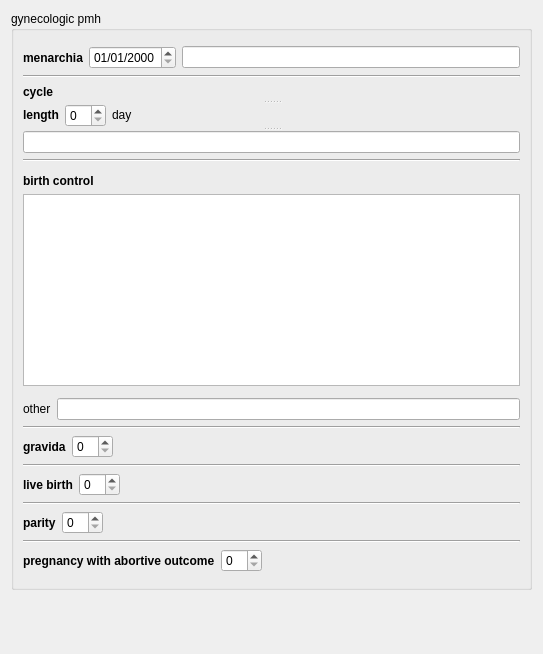
maternite/freehealth, file forms/subforms/maternity/pmh/pmhgynobst/ui/xx/pmhgynobst.ui: the form before one commit.
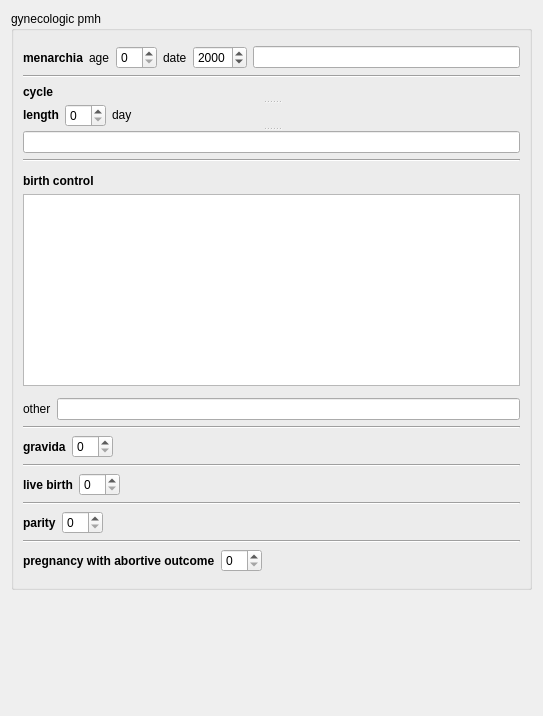
The form after the commit.

Diff of the .ui file:
```diff
--- a/forms/subforms/maternity/pmh/pmhgynobst/ui/xx/pmhgynobst.ui
+++ b/forms/subforms/maternity/pmh/pmhgynobst/ui/xx/pmhgynobst.ui
@@ -7,7 +7,7 @@
     <x>0</x>
     <y>0</y>
     <width>543</width>
-    <height>654</height>
+    <height>716</height>
    </rect>
   </property>
   <property name="sizePolicy">
@@ -63,10 +63,27 @@
           </property>
          </widget>
         </item>
+        <item>
+         <widget class="QLabel" name="menarcheAgeLabel">
+          <property name="text">
+           <string>age</string>
+          </property>
+         </widget>
+        </item>
+        <item>
+         <widget class="QSpinBox" name="menarcheAgeSpinBox"/>
+        </item>
+        <item>
+         <widget class="QLabel" name="menarcheDateLabel">
+          <property name="text">
+           <string>date</string>
+          </property>
+         </widget>
+        </item>
         <item>
          <widget class="QDateEdit" name="menarcheDateEdit">
           <property name="displayFormat">
-           <string>dd/MM/yyyy</string>
+           <string>yyyy</string>
           </property>
          </widget>
         </item>
```
